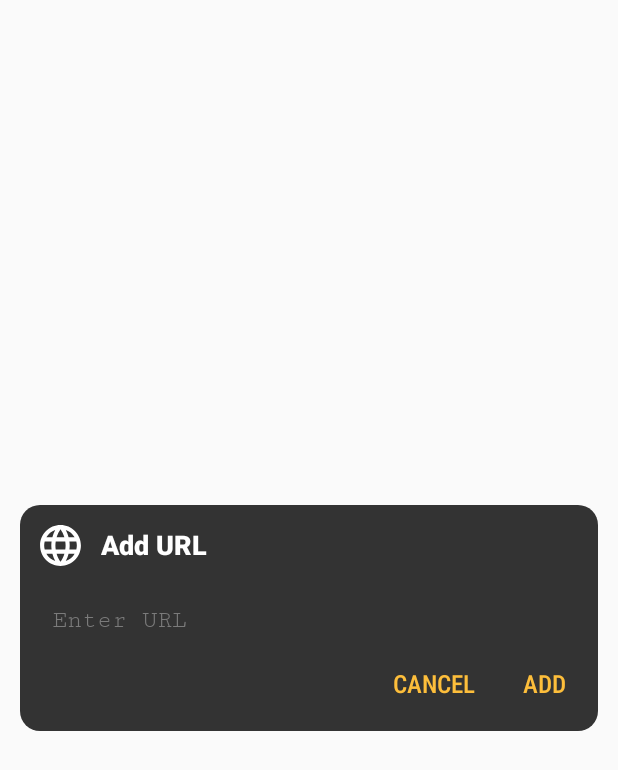
After one commit to osmanforhad/tips-app, an Android app: the layout layout_add_url.xml on its own in the app's theme, with its tools: preview values and no code run, on a phone screen of 412 x 824 dp. The commit adds this screen. Shown: the top 770 px of the screen. Run offline under Robolectric (Android 15) with nearby library versions, the phone set to English and light mode, and no system bars.

Commit message:
working with URL attachment module

```diff
--- /dev/null
+++ b/app/src/main/res/drawable/background_dialog.xml
@@ -0,0 +1,8 @@
+<?xml version="1.0" encoding="utf-8"?>
+<shape xmlns:android="http://schemas.android.com/apk/res/android"
+    android:shape="rectangle">
+
+    <solid android:color="@color/colorDefaultNoteColor"/>
+    <corners android:radius="@dimen/_10sdp"/>
+
+</shape>
--- /dev/null
+++ b/app/src/main/res/layout/layout_add_url.xml
@@ -0,0 +1,96 @@
+<?xml version="1.0" encoding="utf-8"?>
+<androidx.constraintlayout.widget.ConstraintLayout xmlns:android="http://schemas.android.com/apk/res/android"
+    xmlns:app="http://schemas.android.com/apk/res-auto"
+    android:id="@+id/layoutAddUrlContainer"
+    android:layout_width="match_parent"
+    android:layout_height="wrap_content"
+    android:layout_gravity="center"
+    android:layout_margin="@dimen/_10sdp"
+    android:background="@drawable/background_dialog">
+
+    <ImageView
+        android:id="@+id/imageAddURl"
+        android:layout_width="@dimen/_25sdp"
+        android:layout_height="@dimen/_25sdp"
+        android:layout_marginStart="@dimen/_8sdp"
+        android:layout_marginEnd="@dimen/_8sdp"
+        android:layout_marginTop="@dimen/_8sdp"
+        android:contentDescription="@string/app_name"
+        android:src="@drawable/ic_web_link"
+        android:tint="@color/colorWhite"
+        app:layout_constraintStart_toStartOf="parent"
+        app:layout_constraintTop_toTopOf="parent"/>
+
+
+    <TextView
+        android:layout_width="0dp"
+        android:layout_height="wrap_content"
+        android:layout_marginStart="@dimen/_8sdp"
+        android:layout_marginEnd="@dimen/_8sdp"
+        android:fontFamily="sans-serif-black"
+        android:includeFontPadding="false"
+        android:text="@string/add_url"
+        android:textColor="@color/colorWhite"
+        android:textSize="@dimen/_14ssp"
+        app:layout_constraintBottom_toBottomOf="@id/imageAddURl"
+        app:layout_constraintEnd_toEndOf="parent"
+        app:layout_constraintStart_toEndOf="@id/imageAddURl"
+        app:layout_constraintTop_toTopOf="@id/imageAddURl"/>
+
+    <EditText
+        android:id="@+id/inputURL"
+        android:layout_width="match_parent"
+        android:layout_height="@dimen/_35sdp"
+        android:layout_marginStart="@dimen/_8sdp"
+        android:layout_marginEnd="@dimen/_8sdp"
+        android:layout_marginTop="@dimen/_8sdp"
+        android:background="@null"
+        android:fontFamily="serif-monospace"
+        android:gravity="center_vertical"
+        android:hint="@string/enter_url"
+        android:textColor="@color/colorWhite"
+        android:imeOptions="actionDone"
+        android:importantForAutofill="no"
+        android:includeFontPadding="false"
+        android:inputType="textUri"
+        android:paddingStart="@dimen/_8sdp"
+        android:paddingEnd="@dimen/_8sdp"
+        android:textColorHint="@color/colorTextHint"
+        android:textSize="@dimen/_13ssp"
+        app:layout_constraintTop_toBottomOf="@id/imageAddURl"/>
+
+    <TextView
+        android:id="@+id/textAdd"
+        android:layout_width="wrap_content"
+        android:layout_height="wrap_content"
+        android:layout_marginEnd="@dimen/_8sdp"
+        android:layout_marginBottom="@dimen/_8sdp"
+        android:layout_marginStart="@dimen/_8sdp"
+        android:fontFamily="sans-serif-condensed-medium"
+        android:includeFontPadding="false"
+        android:padding="@dimen/_8sdp"
+        android:text="@string/add"
+        android:textColor="@color/colorAccent"
+        android:textSize="@dimen/_13ssp"
+        app:layout_constraintBottom_toBottomOf="parent"
+        app:layout_constraintEnd_toEndOf="parent"
+        app:layout_constraintTop_toBottomOf="@id/inputURL"/>
+
+    <TextView
+        android:id="@+id/textCancel"
+        android:layout_width="wrap_content"
+        android:layout_height="wrap_content"
+        android:layout_marginEnd="@dimen/_8sdp"
+        android:layout_marginBottom="@dimen/_8sdp"
+        android:layout_marginStart="@dimen/_8sdp"
+        android:fontFamily="sans-serif-condensed-medium"
+        android:includeFontPadding="false"
+        android:padding="@dimen/_8sdp"
+        android:text="@string/cancel_dialog"
+        android:textColor="@color/colorAccent"
+        android:textSize="@dimen/_13ssp"
+        app:layout_constraintBottom_toBottomOf="parent"
+        app:layout_constraintEnd_toStartOf="@id/textAdd"
+        app:layout_constraintTop_toBottomOf="@id/inputURL"/>
+
+</androidx.constraintlayout.widget.ConstraintLayout>
--- a/app/src/main/res/values/strings.xml
+++ b/app/src/main/res/values/strings.xml
@@ -8,4 +8,8 @@
     <string name="miscellaneous">Miscellaneous</string>
     <string name="pick_color">pick Color</string>
     <string name="add_image">Add Image</string>
+    <string name="add_url">Add URL</string>
+    <string name="enter_url">Enter URL</string>
+    <string name="add">ADD</string>
+    <string name="cancel_dialog">CANCEL</string>
 </resources>
```
Also changed, not shown: app/src/main/java/com/example/tipsglobal/activities/CreateNoteActivity.java (+86 -0 lines), app/src/main/res/layout/activity_create_note.xml (+25 -1 lines), app/src/main/res/layout/layout_miscellaneous.xml (+31 -0 lines), app/src/main/java/com/example/tipsglobal/adapters/NotesAdapter.java (line endings or trailing spaces).
